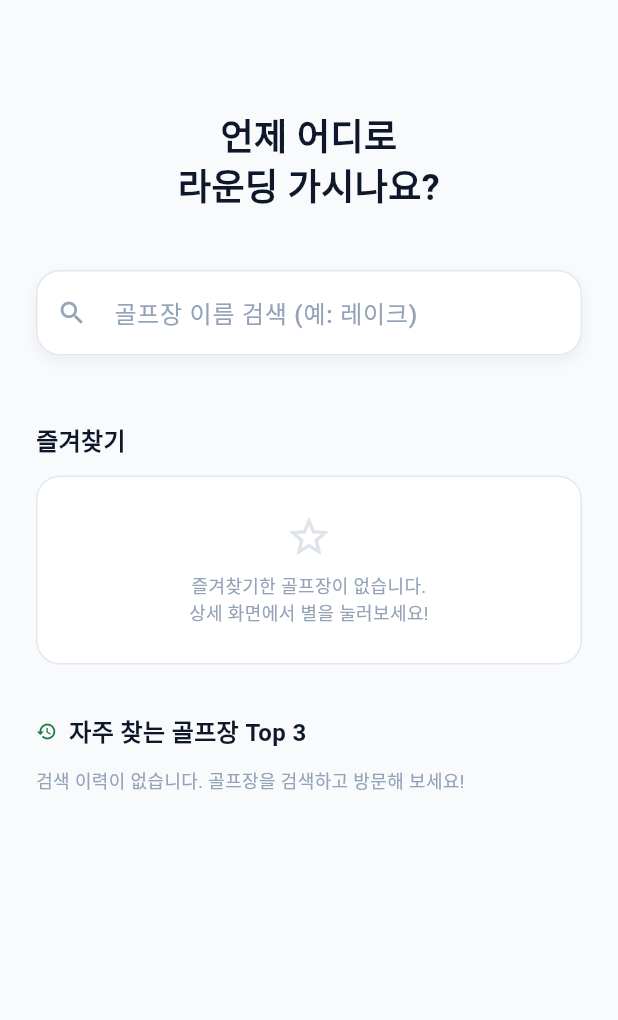
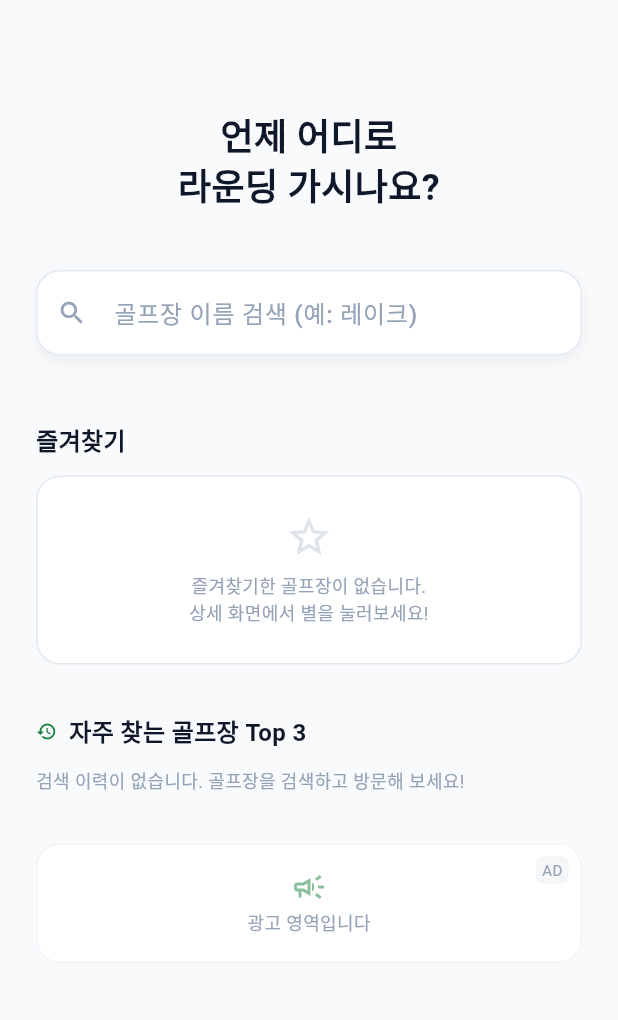
Before and after one commit to lalahaah/golfcast, a Flutter app: the screen it shows after launch, on a phone screen of 412 x 824 dp, the part 87-1107 px from its top. Run offline on Flutter 3.47's test engine with Material 3 defaults, Android fonts, the phone set to English and light mode, and no system bars; our stand-ins replace flutter_riverpod, lucide_icons_flutter, share_plus, shared_preferences; missing offline and left inert: kakao_flutter_sdk_common, kakao_flutter_sdk_share; Roboto replaces fonts that are missing (Pretendard).

Commit message:
feat: 홈 및 상세 화면 광고 영역 구현

```diff
--- a/lib/presentation/screens/home_screen.dart
+++ b/lib/presentation/screens/home_screen.dart
@@ -862,7 +862,8 @@ class _HomeScreenState extends ConsumerState<HomeScreen> {
                               ),
 
                             const SizedBox(height: 32),
-                            // _buildAdBanner(), // 임시로 광고 영역 숨김 (심사용)
+                            // 광고 배너
+                            _buildAdBanner(),
 
                             // 하단 버튼이 고정되어 있으므로 스크롤 시 마지막 요소가 가려지지 않게 여백 추가
                             if (selectedCourse != null)
@@ -1087,4 +1088,54 @@ class _HomeScreenState extends ConsumerState<HomeScreen> {
       ),
     );
   }
+
+  Widget _buildAdBanner() {
+    return Container(
+      width: double.infinity,
+      height: 80,
+      decoration: BoxDecoration(
+        color: Theme.of(context).cardTheme.color,
+        borderRadius: BorderRadius.circular(16),
+        border: Border.all(
+          color: Theme.of(context).dividerTheme.color!.withValues(alpha: 0.5),
+        ),
+      ),
+      child: Stack(
+        children: [
+          Positioned(
+            top: 8,
+            right: 8,
+            child: Container(
+              padding: const EdgeInsets.symmetric(horizontal: 4, vertical: 2),
+              decoration: BoxDecoration(
+                color: AppColors.textMuted.withValues(alpha: 0.1),
+                borderRadius: BorderRadius.circular(4),
+              ),
+              child: const Text(
+                'AD',
+                style: TextStyle(fontSize: 10, color: AppColors.textMuted),
+              ),
+            ),
+          ),
+          Center(
+            child: Column(
+              mainAxisAlignment: MainAxisAlignment.center,
+              children: [
+                Icon(
+                  Icons.campaign_outlined,
+                  size: 24,
+                  color: AppColors.brandGreen.withValues(alpha: 0.5),
+                ),
+                const SizedBox(height: 4),
+                Text(
+                  '광고 영역입니다',
+                  style: TextStyles.caption(color: AppColors.textMuted),
+                ),
+              ],
+            ),
+          ),
+        ],
+      ),
+    );
+  }
 }
```
Also changed, not shown: lib/presentation/screens/detail_screen.dart (+52 -0 lines).
